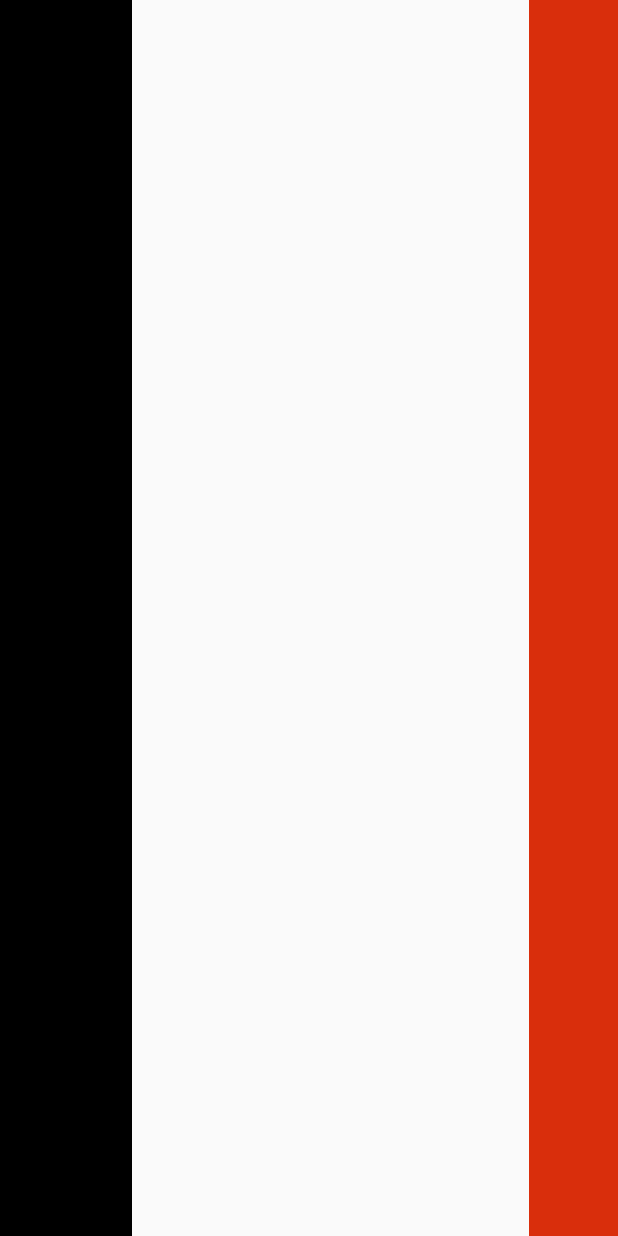
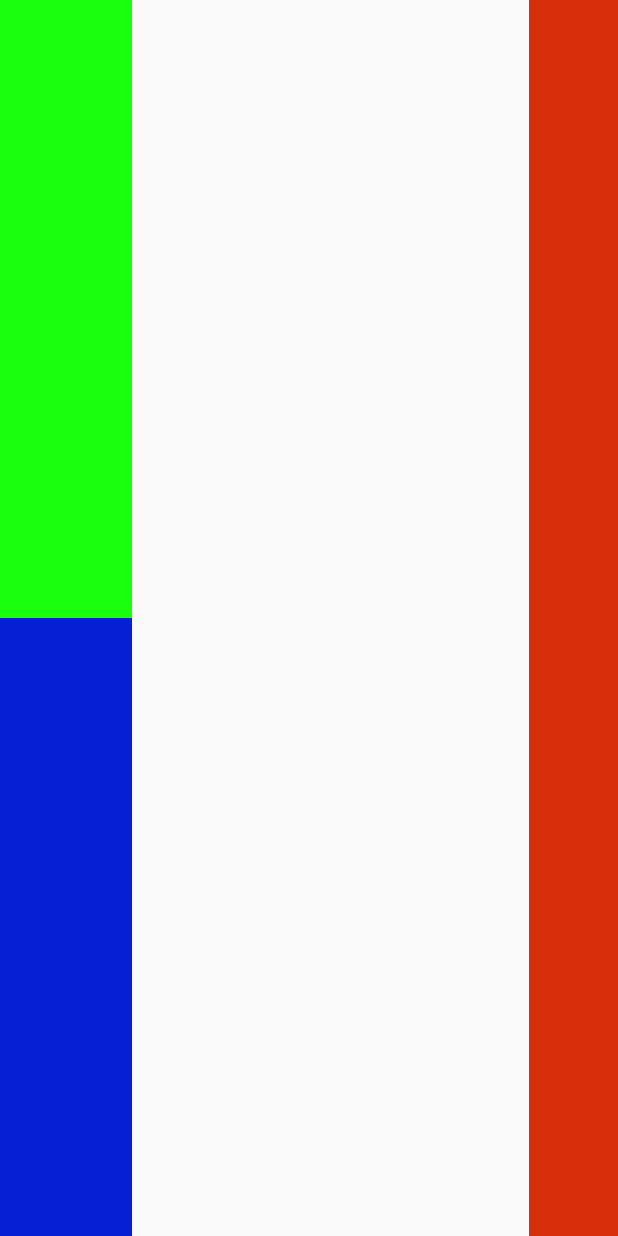
Before and after one commit to niyatN/treasure, an Android app: the layout activity_main.xml on its own in the app's theme, with its tools: preview values and no code run, on a phone screen of 412 x 824 dp. Run offline under Robolectric (Android 15) with nearby library versions, the phone set to English and light mode, and no system bars.

Commit message:
first commit 2

```diff
--- a/app/src/main/AndroidManifest.xml
+++ b/app/src/main/AndroidManifest.xml
@@ -9,7 +9,9 @@
         android:roundIcon="@mipmap/ic_launcher_round"
         android:supportsRtl="true"
         android:theme="@style/AppTheme">
-        <activity android:name=".MainActivity" android:screenOrientation="landscape">
+        <activity android:name=".MainActivity" android:screenOrientation="landscape"
+            android:theme="@style/Theme.AppCompat.Light.NoActionBar">
+
             <intent-filter>
                 <action android:name="android.intent.action.MAIN" />
 
--- a/app/src/main/java/com/example/shreyansh/treasure/MainActivity.java
+++ b/app/src/main/java/com/example/shreyansh/treasure/MainActivity.java
@@ -2,12 +2,18 @@ package com.example.shreyansh.treasure;
 
 import android.support.v7.app.AppCompatActivity;
 import android.os.Bundle;
+import android.view.Window;
+import android.view.WindowManager;
 
 public class MainActivity extends AppCompatActivity {
 
     @Override
     protected void onCreate(Bundle savedInstanceState) {
         super.onCreate(savedInstanceState);
+        // remove title
+        requestWindowFeature(Window.FEATURE_NO_TITLE);
+        getWindow().setFlags(WindowManager.LayoutParams.FLAG_FULLSCREEN,
+                WindowManager.LayoutParams.FLAG_FULLSCREEN);
         setContentView(R.layout.activity_main);
     }
 }
--- a/app/src/main/res/layout/activity_main.xml
+++ b/app/src/main/res/layout/activity_main.xml
@@ -4,15 +4,34 @@
     android:layout_width="match_parent"
     android:orientation="horizontal"
     android:layout_height="match_parent"
-    tools:context="com.example.shreyansh.treasure.MainActivity">
+    tools:context="com.example.shreyansh.treasure.MainActivity"
+    android:weightSum="7">
 
     <LinearLayout
         android:layout_width="0dp"
         android:layout_height="match_parent"
-        android:weightSum="7"
         android:layout_weight="1.5"
         android:background="#000"
-        android:orientation="vertical">
+        android:orientation="vertical"
+        android:weightSum="2">
+
+        <LinearLayout
+            android:layout_width="match_parent"
+            android:layout_height="0dp"
+            android:layout_weight="1"
+            android:background="#FF1AFF0E"
+            android:orientation="vertical">
+
+        </LinearLayout>
+
+        <LinearLayout
+            android:layout_width="match_parent"
+            android:layout_height="0dp"
+            android:layout_weight="1"
+            android:background="#FF071FD4"
+            android:orientation="vertical">
+
+        </LinearLayout>
 
 
     </LinearLayout>
```
